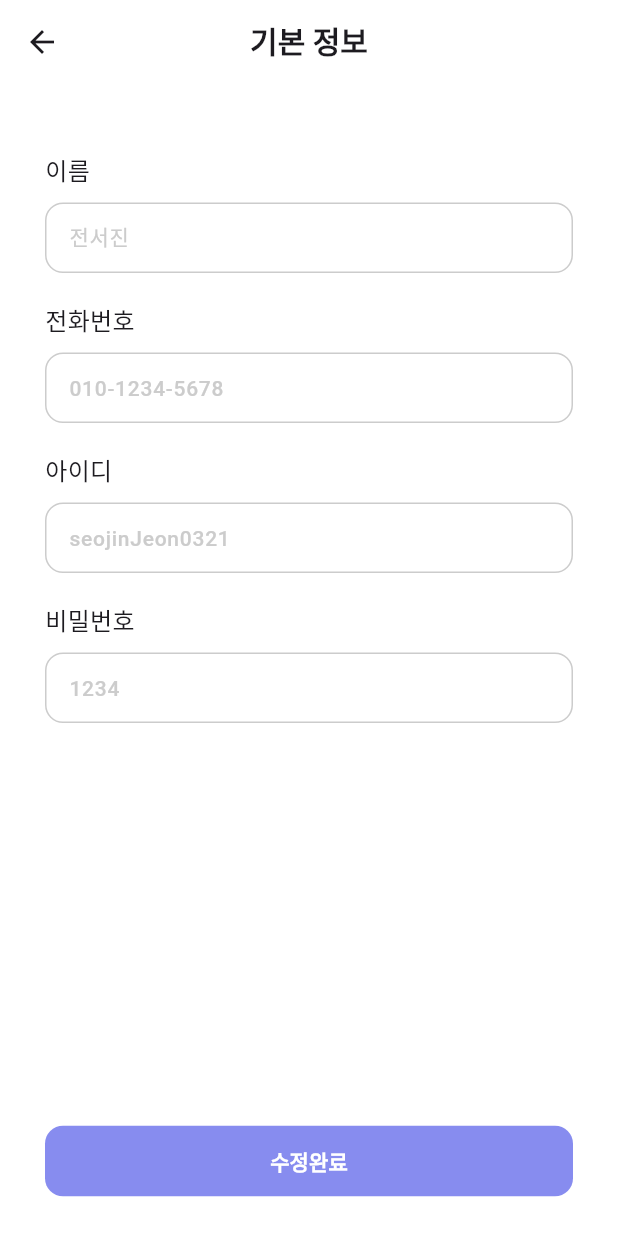
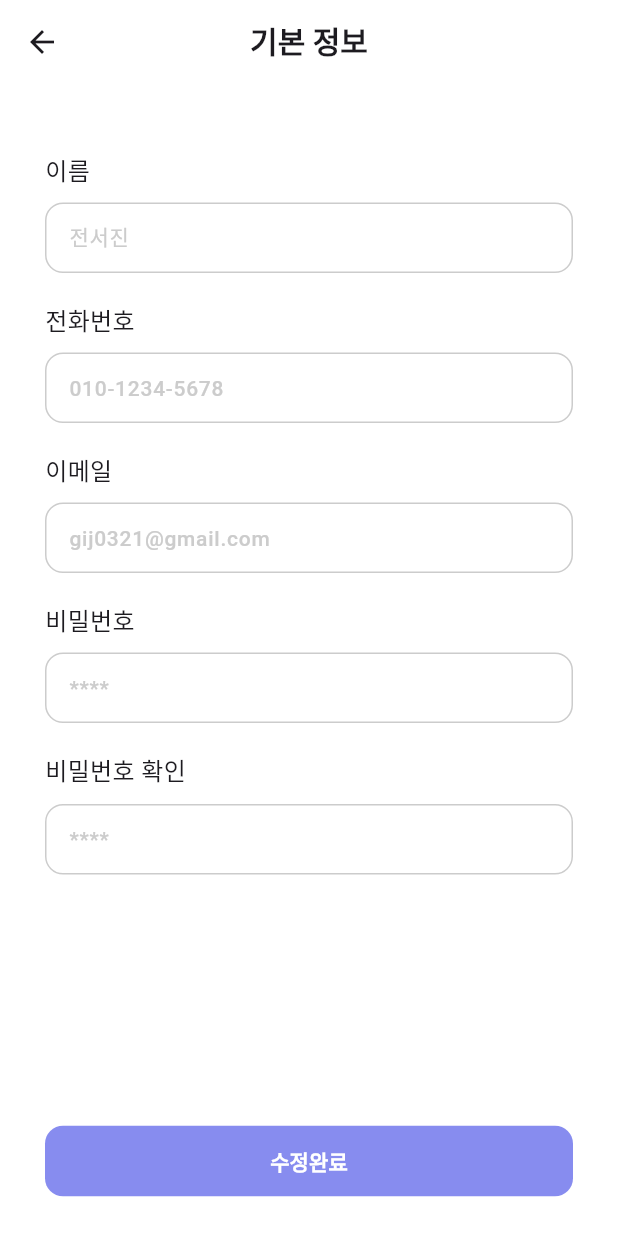
Before and after one commit to Google-Developer-Student-Clubs-TUK/2024-Flutter-Project-MyLio, a Flutter app: the Base_Info screen opened directly, on a phone screen of 412 x 824 dp. Run offline on Flutter 3.47's test engine with Material 3 defaults, Android fonts, the phone set to English and light mode, and no system bars; our stand-ins replace dotted_border, font_awesome_flutter, get, shared_preferences; accounts and stored records are empty.

Commit message:
Design: 기본 정보 페이지 수정

```diff
--- a/frontend/lib/screens/base_info.dart
+++ b/frontend/lib/screens/base_info.dart
@@ -15,6 +15,7 @@ class Base_Info_State extends State<Base_Info> {
   Widget build(BuildContext context) {
     return Scaffold(
         backgroundColor: Colors.white,
+      resizeToAvoidBottomInset: false,
         appBar: AppBar(
           backgroundColor: Colors.white,
           title: Text(
@@ -99,7 +100,7 @@ class Base_Info_State extends State<Base_Info> {
                         height: 20,
                       ),
                       Text(
-                        '아이디',
+                        '이메일',
                         style: TextStyle(fontSize: 16, fontWeight: FontWeight.w500),
                       ),
                       SizedBox(
@@ -110,7 +111,7 @@ class Base_Info_State extends State<Base_Info> {
                         height: 47,
                         child: TextFormField(
                           decoration: InputDecoration(
-                            hintText: "seojinJeon0321",
+                            hintText: "gij0321@gmail.com",
                             hintStyle: TextStyle(fontSize: 14, color: Color(0xFFCCCCCC), fontWeight: FontWeight.w500),
                             border: OutlineInputBorder(
                               borderSide: BorderSide(color: Color(0xFFCCCCCC), width: 1.0),
@@ -141,8 +142,42 @@ class Base_Info_State extends State<Base_Info> {
                         width: 352,
                         height: 47,
                         child: TextFormField(
+                          obscureText: true,
                           decoration: InputDecoration(
-                            hintText: "1234",
+                            hintText: "****",
+                            hintStyle: TextStyle(fontSize: 14, color: Color(0xFFCCCCCC), fontWeight: FontWeight.w500),
+                            border: OutlineInputBorder(
+                              borderSide: BorderSide(color: Color(0xFFCCCCCC), width: 1.0),
+                              borderRadius: BorderRadius.circular(12.0), // 테두리 둥글게
+                            ),
+                            focusedBorder: OutlineInputBorder(
+                              borderSide: BorderSide(color: Color(0xFFCCCCCC), width: 2.0),
+                              borderRadius: BorderRadius.circular(12.0),
+                            ),
+                            enabledBorder: OutlineInputBorder(
+                              borderSide: BorderSide(color: Color(0xFFCCCCCC), width: 1.0),
+                              borderRadius: BorderRadius.circular(12.0),
+                            ),
+                          ),
+                        ),
+                      ),
+                      SizedBox(
+                        height: 20,
+                      ),
+                      Text(
+                        '비밀번호 확인',
+                        style: TextStyle(fontSize: 16, fontWeight: FontWeight.w500),
+                      ),
+                      SizedBox(
+                        height: 10,
+                      ),
+                      SizedBox(
+                        width: 352,
+                        height: 47,
+                        child: TextFormField(
+                          obscureText: true,
+                          decoration: InputDecoration(
+                            hintText: "****",
                             hintStyle: TextStyle(fontSize: 14, color: Color(0xFFCCCCCC), fontWeight: FontWeight.w500),
                             border: OutlineInputBorder(
                               borderSide: BorderSide(color: Color(0xFFCCCCCC), width: 1.0),
```
